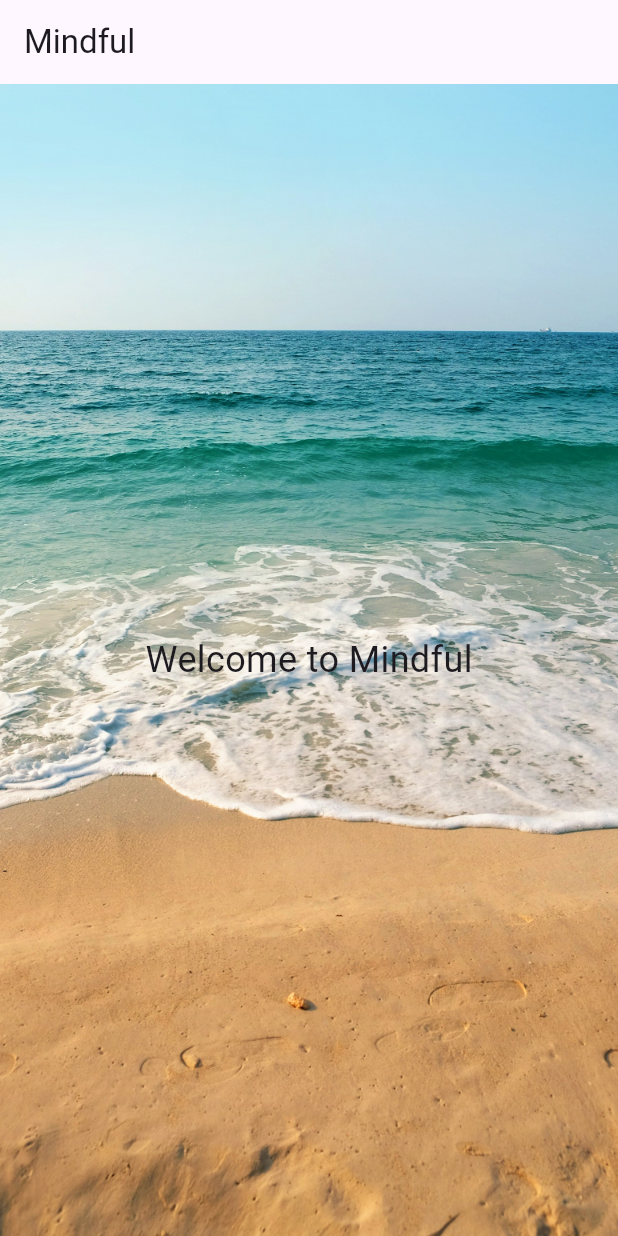
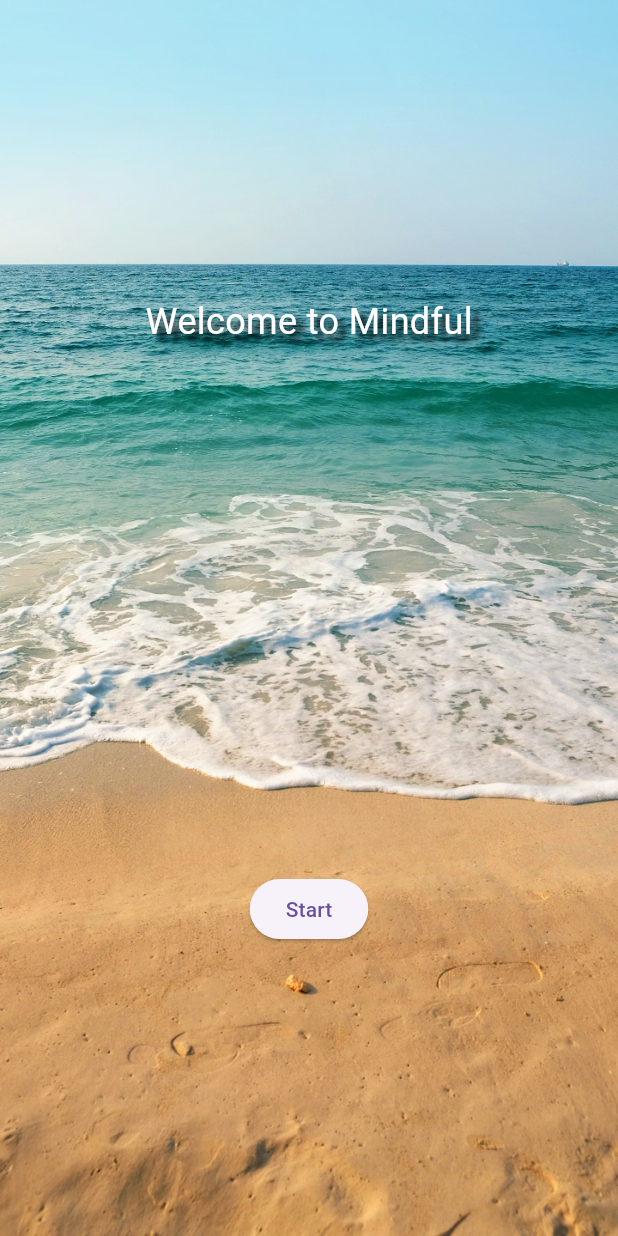
Before and after one commit to collinmorudi/flutter-mobile-dev-practice, a Flutter app: the screen it shows after launch, on a phone screen of 412 x 824 dp. Run offline on Flutter 3.47's test engine with Material 3 defaults, Android fonts, the phone set to English and light mode, and no system bars.

Commit message:
Add: a stack layout and a button

```diff
--- a/mindful/lib/screens/intro_screen.dart
+++ b/mindful/lib/screens/intro_screen.dart
@@ -6,21 +6,34 @@ class IntroScreen extends StatelessWidget {
   @override
   Widget build(BuildContext context) {
     return Scaffold(
-      appBar: AppBar(
-        title: const Text("Mindful"),
-      ),
       body: Stack(
         children: [
-          Positioned.fill(child: Image.asset(
+          Positioned.fill(
+              child: Image.asset(
             'assets/Sea.jpg',
             fit: BoxFit.cover,
           )),
-          const Center(
-          child: Text(
-            "Welcome to Mindful",
-            style: TextStyle(fontSize: 24),
+          const Align(
+            alignment: Alignment(0, -0.5),
+            child: Text(
+              "Welcome to Mindful",
+              style: TextStyle(
+                color: Colors.white,
+                shadows: [
+                  Shadow(blurRadius: 5,
+                  color: Color.fromARGB(255, 0, 0, 0),
+                  offset: Offset(5, 5))
+                ],
+                fontSize: 24),
+            ),
           ),
-        )],
+          Align(
+            alignment: const Alignment(0, 0.5),
+            child: ElevatedButton(
+              onPressed: () {},
+              child: const Text('Start')),
+          )
+        ],
       ),
     );
   }
```
